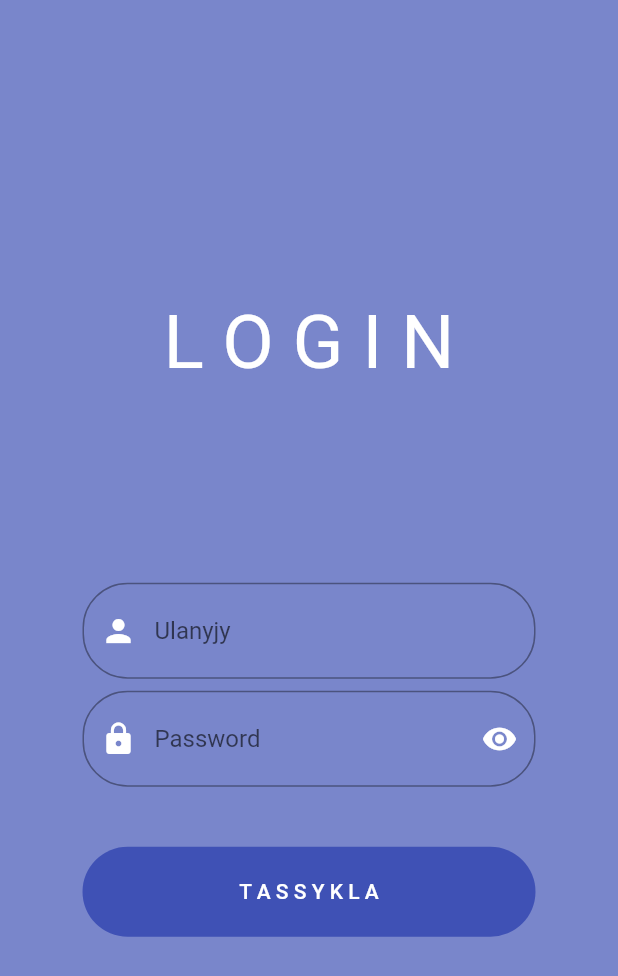
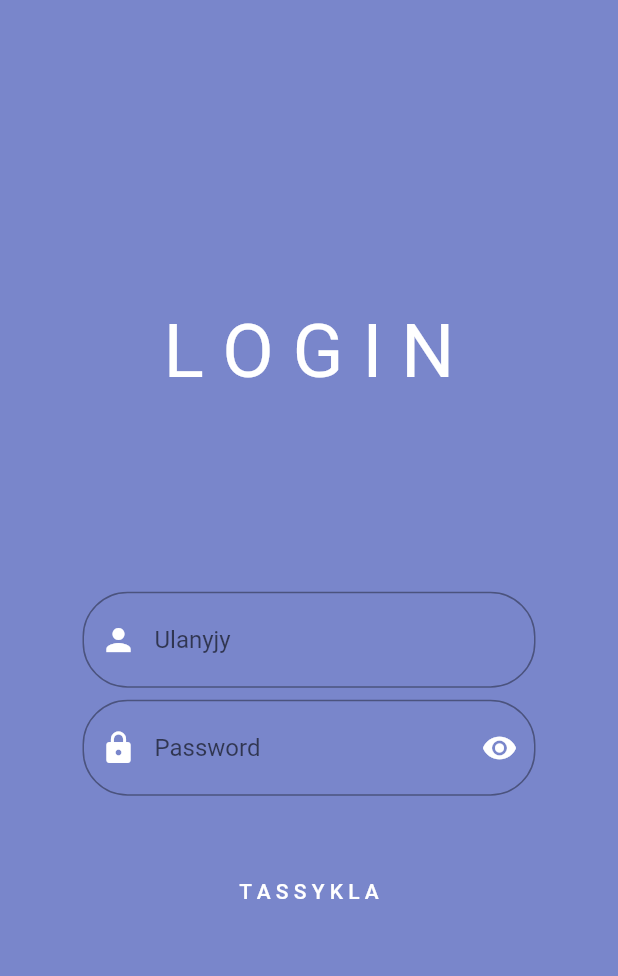
Before and after one commit to Atabek-apk/hello, a Flutter app: the screen it shows after launch, on a phone screen of 412 x 824 dp. Shown: the top 976 px of the screen. Run offline on Flutter 3.47's test engine with Material 2 defaults, Android fonts, the phone set to English and light mode, and no system bars.

Commit message:
uygediler ahlisi

```diff
--- a/lib/cards/first_card.dart
+++ b/lib/cards/first_card.dart
@@ -55,8 +55,7 @@ class Card1 extends StatelessWidget {
                 children: [
                   Container(
                     margin: EdgeInsets.fromLTRB(140, 100, 0, 190),
-                    child: FlatButton(
-                      color: Colors.indigo[500],
+                    child: TextButton(
                       onPressed: () {
                         Navigator.popAndPushNamed(context, '/second');
                       },
--- a/lib/cards/four_card.dart
+++ b/lib/cards/four_card.dart
@@ -71,8 +71,7 @@ class Card4 extends StatelessWidget {
                   ),
                   Container(
                     margin: EdgeInsets.fromLTRB(40, 100, 0, 190),
-                    child: FlatButton(
-                      color: Colors.indigo[500],
+                    child: TextButton(
                       onPressed: () {
                         Navigator.popAndPushNamed(context, '/second');
                       },
--- a/lib/cards/second_card.dart
+++ b/lib/cards/second_card.dart
@@ -71,8 +71,7 @@ class Card2 extends StatelessWidget {
                   ),
                   Container(
                     margin: EdgeInsets.fromLTRB(40, 100, 0, 190),
-                    child: FlatButton(
-                      color: Colors.indigo[500],
+                    child: TextButton(
                       onPressed: () {
                         Navigator.popAndPushNamed(context, '/second');
                       },
--- a/lib/cards/third_card.dart
+++ b/lib/cards/third_card.dart
@@ -71,8 +71,7 @@ class Card3 extends StatelessWidget {
                   ),
                   Container(
                     margin: EdgeInsets.fromLTRB(40, 100, 0, 190),
-                    child: FlatButton(
-                      color: Colors.indigo[500],
+                    child: TextButton(
                       onPressed: () {
                         Navigator.popAndPushNamed(context, '/second');
                       },
--- a/lib/first_page.dart
+++ b/lib/first_page.dart
@@ -62,14 +62,11 @@ class _LoginPageState extends State<LoginPage> {
       ),
     );
 
-    final btnLogin = FlatButton(
-      height: 60,
-      color: Colors.indigo[500],
+    final btnLogin = TextButton(
       child: Text(
         'T A S S Y K L A',
         style: TextStyle(color: Colors.white),
       ),
-      shape: RoundedRectangleBorder(borderRadius: BorderRadius.circular(90.0)),
       onPressed: () {
         if (usernameController != null &&
             usernameController.text == "a" &&
--- a/lib/third_page_correct.dart
+++ b/lib/third_page_correct.dart
@@ -52,8 +52,7 @@ class ThirdScreen extends StatelessWidget {
               ),
               Container(
                 margin: EdgeInsets.fromLTRB(0, 100, 0, 0),
-                child: FlatButton(
-                  color: Colors.indigo[500],
+                child: TextButton(
                   onPressed: () {
                     Navigator.pushNamed(context, '/second');
                   },
--- a/lib/third_page_incorrect.dart
+++ b/lib/third_page_incorrect.dart
@@ -48,7 +48,7 @@ class ThirdScreens extends StatelessWidget {
               Container(
                 margin: EdgeInsets.fromLTRB(0, 150, 0, 0),
                 color: Colors.indigo[500],
-                child: FlatButton(
+                child: TextButton(
                   onPressed: () {
                     Navigator.pushNamed(context, '/second');
                   },
```
Also changed, not shown: pubspec.lock, 1 other file.
